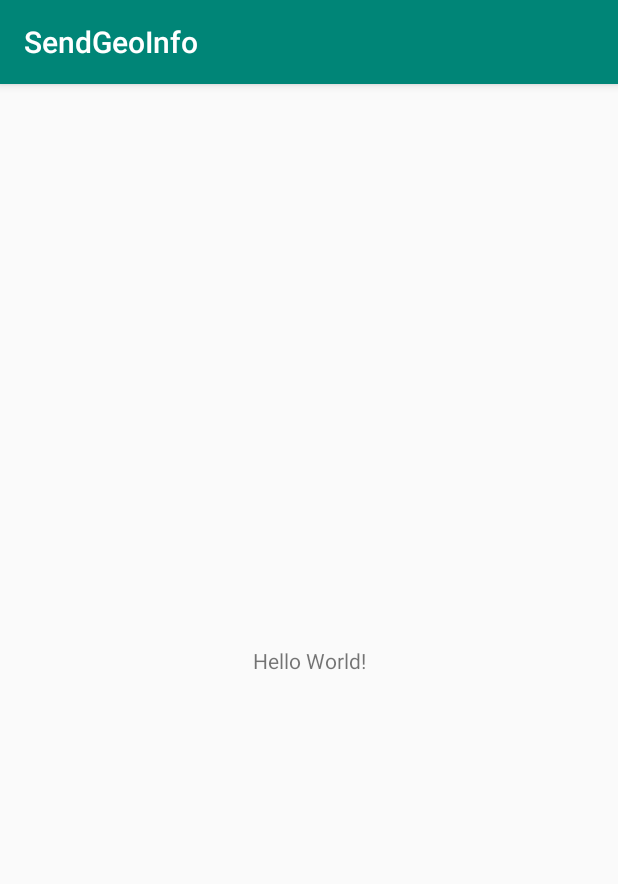
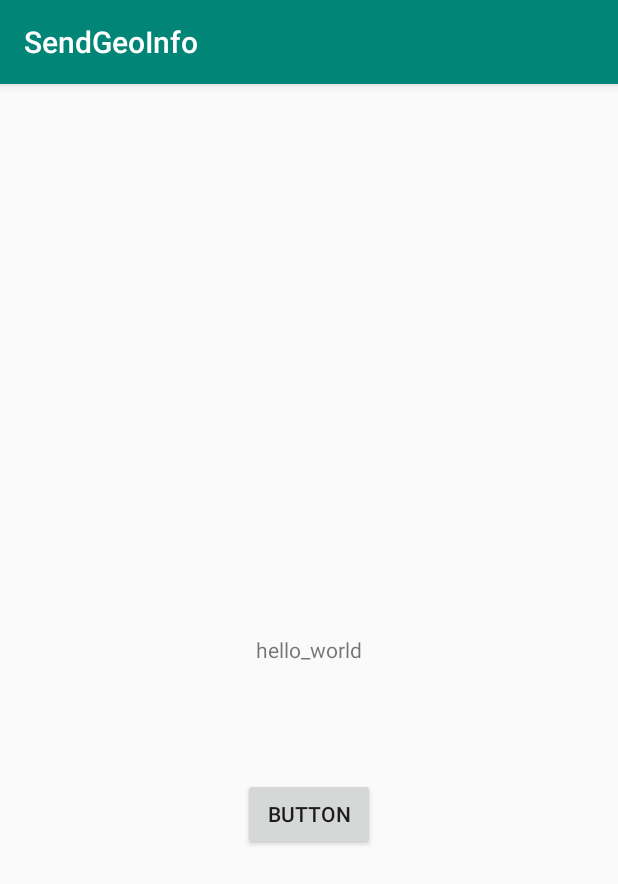
Before and after one commit to MobileDevStar/SendGeoInfo_Android, an Android app: the screen it shows after launch (MainActivity), on a phone screen of 412 x 824 dp. Shown: the top 884 px of the screen. Run offline under Robolectric (Android 15) with nearby library versions, the phone set to English and light mode, and no system bars.

Commit message:
all structure and functions

```diff
--- a/app/build.gradle
+++ b/app/build.gradle
@@ -22,7 +22,9 @@ dependencies {
     implementation fileTree(dir: 'libs', include: ['*.jar'])
     implementation 'com.android.support:appcompat-v7:28.0.0'
     implementation 'com.android.support.constraint:constraint-layout:1.1.3'
+    implementation 'com.squareup.okhttp3:okhttp:3.3.1'
     testImplementation 'junit:junit:4.12'
     androidTestImplementation 'com.android.support.test:runner:1.0.2'
     androidTestImplementation 'com.android.support.test.espresso:espresso-core:3.0.2'
+    implementation 'com.google.code.gson:gson:2.8.5'
 }
--- a/app/src/main/AndroidManifest.xml
+++ b/app/src/main/AndroidManifest.xml
@@ -1,6 +1,12 @@
 <?xml version="1.0" encoding="utf-8"?>
 <manifest xmlns:android="http://schemas.android.com/apk/res/android"
     package="com.itdevstar.sendgeoinfo">
+
+    <uses-permission android:name="android.permission.INTERNET" />
+    <uses-permission android:name="android.permission.ACCESS_FINE_LOCATION" />
+    <uses-permission android:name="android.permission.ACCESS_COARSE_LOCATION"/>
+    <uses-feature android:name="android.hardware.location" android:required="true" />
+    <uses-feature android:name="android.hardware.location.gps" android:required="false" />
 
     <application
         android:allowBackup="true"
--- a/app/src/main/java/com/itdevstar/sendgeoinfo/MainActivity.java
+++ b/app/src/main/java/com/itdevstar/sendgeoinfo/MainActivity.java
@@ -1,13 +1,141 @@
 package com.itdevstar.sendgeoinfo;
 
+import android.Manifest;
+import android.annotation.SuppressLint;
+import android.app.Activity;
+import android.content.Context;
+import android.content.pm.PackageManager;
+import android.location.Location;
+import android.location.LocationListener;
+import android.location.LocationManager;
+import android.provider.Settings;
+import android.support.annotation.NonNull;
+import android.support.v4.app.ActivityCompat;
+import android.support.v4.content.ContextCompat;
 import android.support.v7.app.AppCompatActivity;
 import android.os.Bundle;
+import android.util.Log;
+import android.widget.TextView;
+import android.widget.Toast;
 
-public class MainActivity extends AppCompatActivity {
+import java.util.ArrayList;
+import java.util.HashMap;
+import java.util.List;
+
+public class MainActivity extends AppCompatActivity implements LocationListener {
+
+    String[] appPermissions = {
+            Manifest.permission.ACCESS_FINE_LOCATION,
+            Manifest.permission.ACCESS_COARSE_LOCATION
+    };
+
+    private static final int PERMISSION_REQUEST_CODE = 1240;
+
+    protected LocationManager locationManager;
+    protected LocationListener locationListener;
+    protected Context context;
+    TextView txtLat;
+    String lat;
+    String provider;
+    protected String latitude, longitude, android_id;
+    protected boolean gps_enabled, network_enabled;
+
+    /**
+     * Called when the activity is first created.
+     */
+    @Override
+    public void onCreate(Bundle savedInstanceState) {
+        super.onCreate(savedInstanceState);
+        setContentView(R.layout.activity_main);
+
+        if (checkAndRequestPermissions()) {
+            initApp();
+        }
+
+    }
 
     @Override
-    protected void onCreate(Bundle savedInstanceState) {
-        super.onCreate(savedInstanceState);
-        setContentView(R.layout.activity_main);
+    public void onRequestPermissionsResult(int requestCode, @NonNull String[] permissions, @NonNull int[] grantResults) {
+        super.onRequestPermissionsResult(requestCode, permissions, grantResults);
+
+        if (requestCode == PERMISSION_REQUEST_CODE) {
+            HashMap<String, Integer> permissionResults = new HashMap<>();
+
+            int deniedCount = 0;
+
+            for (int i = 0; i < grantResults.length; i++) {
+                if (grantResults[i] == PackageManager.PERMISSION_DENIED) {
+                    permissionResults.put(permissions[i], grantResults[i]);
+                    deniedCount++;
+                }
+            }
+
+            if (deniedCount == 0) {
+                initApp();
+            }
+        }
     }
+
+    @SuppressLint("MissingPermission")
+    private void initApp() {
+        android_id = Settings.Secure.getString(getContentResolver(),
+                Settings.Secure.ANDROID_ID);
+
+        locationManager = (LocationManager) getSystemService(Context.LOCATION_SERVICE);
+        locationManager.requestLocationUpdates(LocationManager.GPS_PROVIDER, 0, 0, this);
+    }
+
+    private void sendData() {
+
+    }
+
+    public void showResponseMessage(String response) {
+        Toast.makeText(this, response, Toast.LENGTH_SHORT).show();
+    }
+
+    public void showErrorMessage() {
+        Toast.makeText(this, R.string.error_message, Toast.LENGTH_SHORT).show();
+    }
+
+    public boolean checkAndRequestPermissions() {
+        List<String> listPermissionsNeeded = new ArrayList<>();
+        for (String perm : appPermissions) {
+            if (ActivityCompat.checkSelfPermission(this, perm) != PackageManager.PERMISSION_GRANTED) {
+                listPermissionsNeeded.add(perm);
+            }
+        }
+
+        if (!listPermissionsNeeded.isEmpty()) {
+            ActivityCompat.requestPermissions(this, listPermissionsNeeded.toArray(new String[listPermissionsNeeded.size()]),
+                    PERMISSION_REQUEST_CODE);
+            return false;
+        }
+
+        return true;
+    }
+
+    @Override
+    public void onLocationChanged(Location location) {
+        txtLat = (TextView) findViewById(R.id.textview1);
+        txtLat.setText("Latitude:" + location.getLatitude() + ", Longitude:" + location.getLongitude());
+
+        latitude = Double.toString(location.getLatitude());
+        longitude = Double.toString(location.getLongitude());
+    }
+
+    @Override
+    public void onProviderDisabled(String provider) {
+        Log.d("Latitude","disable");
+    }
+
+    @Override
+    public void onProviderEnabled(String provider) {
+        Log.d("Latitude","enable");
+    }
+
+    @Override
+    public void onStatusChanged(String provider, int status, Bundle extras) {
+        Log.d("Latitude","status");
+    }
+
 }
--- a/app/src/main/res/layout/activity_main.xml
+++ b/app/src/main/res/layout/activity_main.xml
@@ -7,12 +7,37 @@
     tools:context=".MainActivity">
 
     <TextView
+        android:id="@+id/textview1"
+        android:layout_width="wrap_content"
+        android:layout_height="25dp"
+        android:layout_centerHorizontal="true"
+        android:layout_centerVertical="true"
+        android:layout_marginStart="8dp"
+        android:layout_marginLeft="8dp"
+        android:layout_marginEnd="8dp"
+        android:layout_marginRight="8dp"
+        android:layout_marginBottom="8dp"
+        android:text="hello_world"
+        app:layout_constraintBottom_toBottomOf="parent"
+        app:layout_constraintEnd_toEndOf="parent"
+        app:layout_constraintStart_toStartOf="parent"
+        app:layout_constraintTop_toTopOf="parent" />
+
+    <Button
+        android:id="@+id/button"
         android:layout_width="wrap_content"
         android:layout_height="wrap_content"
-        android:text="Hello World!"
+        android:layout_marginStart="8dp"
+        android:layout_marginLeft="8dp"
+        android:layout_marginEnd="8dp"
+        android:layout_marginRight="8dp"
+        android:layout_marginBottom="8dp"
+        android:text="Button"
         app:layout_constraintBottom_toBottomOf="parent"
-        app:layout_constraintLeft_toLeftOf="parent"
-        app:layout_constraintRight_toRightOf="parent"
-        app:layout_constraintTop_toTopOf="parent" />
+        app:layout_constraintEnd_toEndOf="parent"
+        app:layout_constraintStart_toStartOf="parent"
+        app:layout_constraintTop_toBottomOf="@+id/textview1"
+        app:layout_constraintVertical_bias="0.219" />
+
 
 </android.support.constraint.ConstraintLayout>
--- a/app/src/main/res/values/strings.xml
+++ b/app/src/main/res/values/strings.xml
@@ -1,3 +1,5 @@
 <resources>
     <string name="app_name">SendGeoInfo</string>
+    <string name="error_message">There was an error!</string>
+    <string name="getting_data">Getting data...</string>
 </resources>
```
Also changed, not shown: app/src/main/java/com/itdevstar/sendgeoinfo/asynctask/HttpAsyncTask.java (added, +68 -0 lines), app/src/main/java/com/itdevstar/sendgeoinfo/endpoint/EndPointUrl.java (added, +18 -0 lines), app/src/main/java/com/itdevstar/sendgeoinfo/endpoint/EndpointUrlProvider.java (added, +15 -0 lines).
